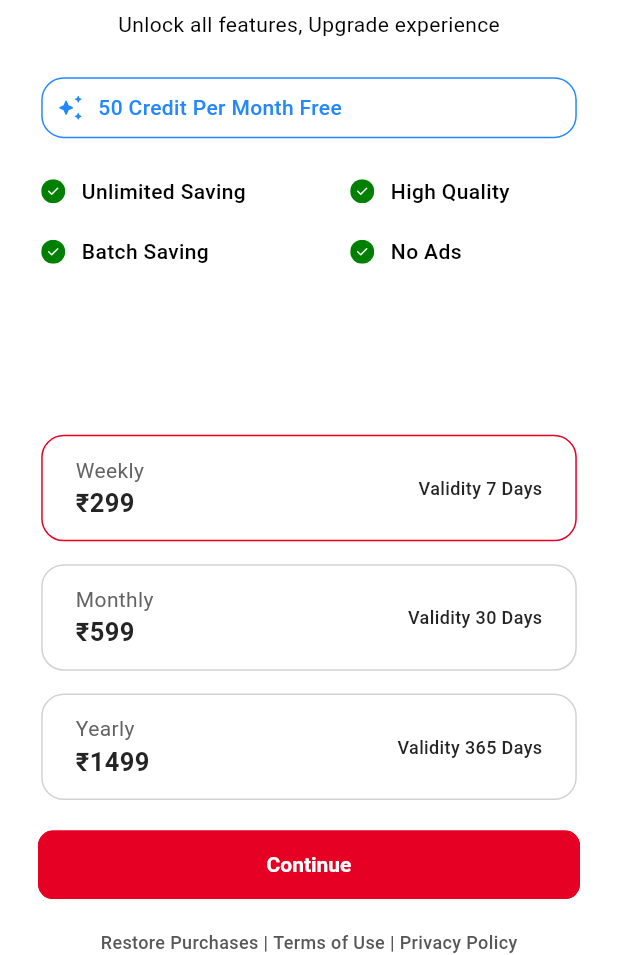
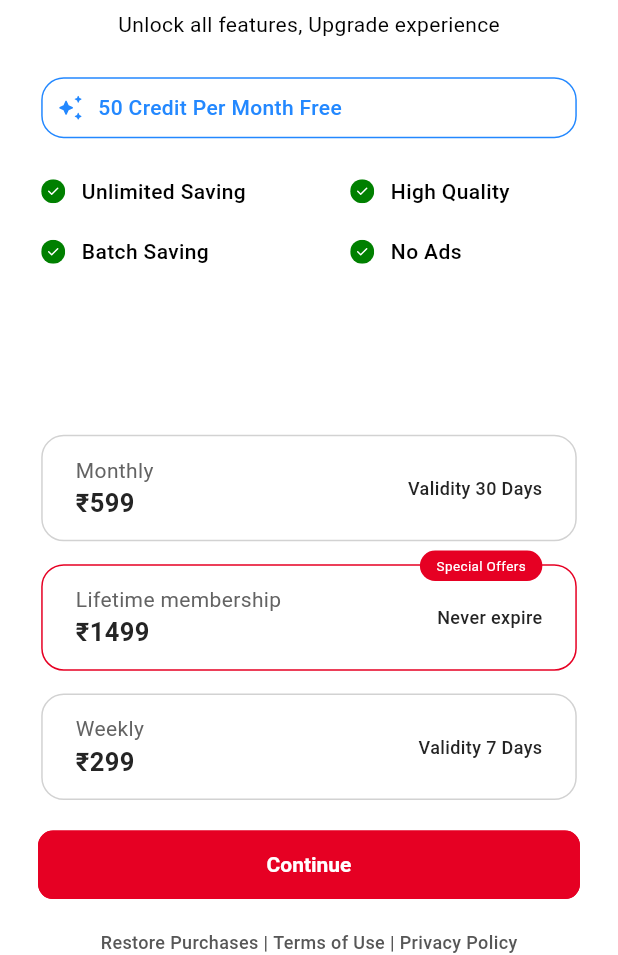
Before and after one commit to s0urav-hald3r/mypins, a Flutter app: the PremiumView screen opened directly, on a phone screen of 412 x 824 dp, the part 281-1236 px from its top. Run offline on Flutter 3.47's test engine with Material 3 defaults, Android fonts, the phone set to English and light mode, and no system bars; our stand-ins replace dio, flutter_native_splash, flutter_svg, get, get_storage, page_transition; missing offline and left inert: fadingpageview, purchases_flutter; accounts and stored records are empty.

Commit message:
premium view UI pdate

```diff
--- a/lib/components/premium/plan_container.dart
+++ b/lib/components/premium/plan_container.dart
@@ -24,17 +24,17 @@ class _PlanContainerState extends State<PlanContainer> {
       child: Obx(() {
         return Column(children: [
           _planItem(
-            Plan.WEEKLY,
-            controller.selectedPlan,
-          ),
-          SizedBox(height: 15.h),
-          _planItem(
             Plan.MONTHLY,
             controller.selectedPlan,
           ),
           SizedBox(height: 15.h),
           _planItem(
-            Plan.YEARLY,
+            Plan.LIFETIME,
+            controller.selectedPlan,
+          ),
+          SizedBox(height: 15.h),
+          _planItem(
+            Plan.WEEKLY,
             controller.selectedPlan,
           ),
         ]);
@@ -48,8 +48,8 @@ class _PlanContainerState extends State<PlanContainer> {
         return 'Weekly';
       case Plan.MONTHLY:
         return 'Monthly';
-      case Plan.YEARLY:
-        return 'Yearly';
+      case Plan.LIFETIME:
+        return 'Lifetime membership';
     }
   }
 
@@ -59,19 +59,19 @@ class _PlanContainerState extends State<PlanContainer> {
         return 299;
       case Plan.MONTHLY:
         return 599;
-      case Plan.YEARLY:
+      case Plan.LIFETIME:
         return 1499;
     }
   }
 
-  int getTenure(Plan value) {
+  String getTenure(Plan value) {
     switch (value) {
       case Plan.WEEKLY:
-        return 7;
+        return 'Validity 7 Days';
       case Plan.MONTHLY:
-        return 30;
-      case Plan.YEARLY:
-        return 365;
+        return 'Validity 30 Days';
+      case Plan.LIFETIME:
+        return 'Never expire';
     }
   }
 
@@ -82,7 +82,7 @@ class _PlanContainerState extends State<PlanContainer> {
         },
         child: Container(
           height: 70.h,
-        width: double.infinity,
+          width: MediaQuery.of(context).size.width,
           padding: EdgeInsets.symmetric(horizontal: 20.w),
           decoration: BoxDecoration(
             borderRadius: BorderRadius.circular(15),
@@ -92,7 +92,7 @@ class _PlanContainerState extends State<PlanContainer> {
                   : offWhiteColor.withOpacity(.25),
             ),
           ),
-        child:
+          child: Stack(clipBehavior: Clip.none, children: [
             Row(mainAxisAlignment: MainAxisAlignment.spaceBetween, children: [
               Column(
                   crossAxisAlignment: CrossAxisAlignment.start,
@@ -116,7 +116,7 @@ class _PlanContainerState extends State<PlanContainer> {
                     ),
                   ]),
               Text(
-            'Validity ${getTenure(cValue)} Days',
+                getTenure(cValue),
                 style: const TextStyle(
                   fontWeight: FontWeight.w500,
                   fontSize: 12,
@@ -124,7 +124,30 @@ class _PlanContainerState extends State<PlanContainer> {
                 ),
               ),
             ]),
+            if (cValue == Plan.LIFETIME)
+              Positioned(
+                right: 0.w,
+                top: -10.h,
+                child: Container(
+                  height: 20.h,
+                  padding: EdgeInsets.symmetric(horizontal: 10.w),
+                  decoration: BoxDecoration(
+                    color: primaryColor,
+                    borderRadius: BorderRadius.circular(15),
                   ),
-    );
+                  child: const Center(
+                    child: Text(
+                      'Special Offers',
+                      style: TextStyle(
+                        fontSize: 9,
+                        fontWeight: FontWeight.w400,
+                        color: whiteColor,
+                      ),
+                    ),
+                  ),
+                ),
+              )
+          ]),
+        ));
   }
 }
--- a/lib/controllers/home_controller.dart
+++ b/lib/controllers/home_controller.dart
@@ -3,7 +3,7 @@
 import 'package:flutter/material.dart';
 import 'package:get/get.dart';
 
-enum Plan { WEEKLY, MONTHLY, YEARLY }
+enum Plan { WEEKLY, MONTHLY, LIFETIME }
 
 class HomeController extends GetxController {
   static HomeController get instance => Get.find();
@@ -13,7 +13,7 @@ class HomeController extends GetxController {
   // Private variables
   final RxInt _onboardingIndex = 0.obs;
   final RxInt _homeIndex = 0.obs;
-  final Rx<Plan> _selectedPlan = Plan.WEEKLY.obs;
+  final Rx<Plan> _selectedPlan = Plan.LIFETIME.obs;
 
   // Getters
   int get onboardingIndex => _onboardingIndex.value;
--- a/lib/controllers/settings_controller.dart
+++ b/lib/controllers/settings_controller.dart
@@ -71,8 +71,8 @@ class SettingsController extends GetxController {
         return weeklyPlanIndentifier;
       case Plan.MONTHLY:
         return monthlyPlanIndentifier;
-      case Plan.YEARLY:
-        return yearlyPlanIndentifier;
+      default:
+        return weeklyPlanIndentifier;
     }
   }
 
```
Lines whose indentation alone changed are shown as unchanged.
